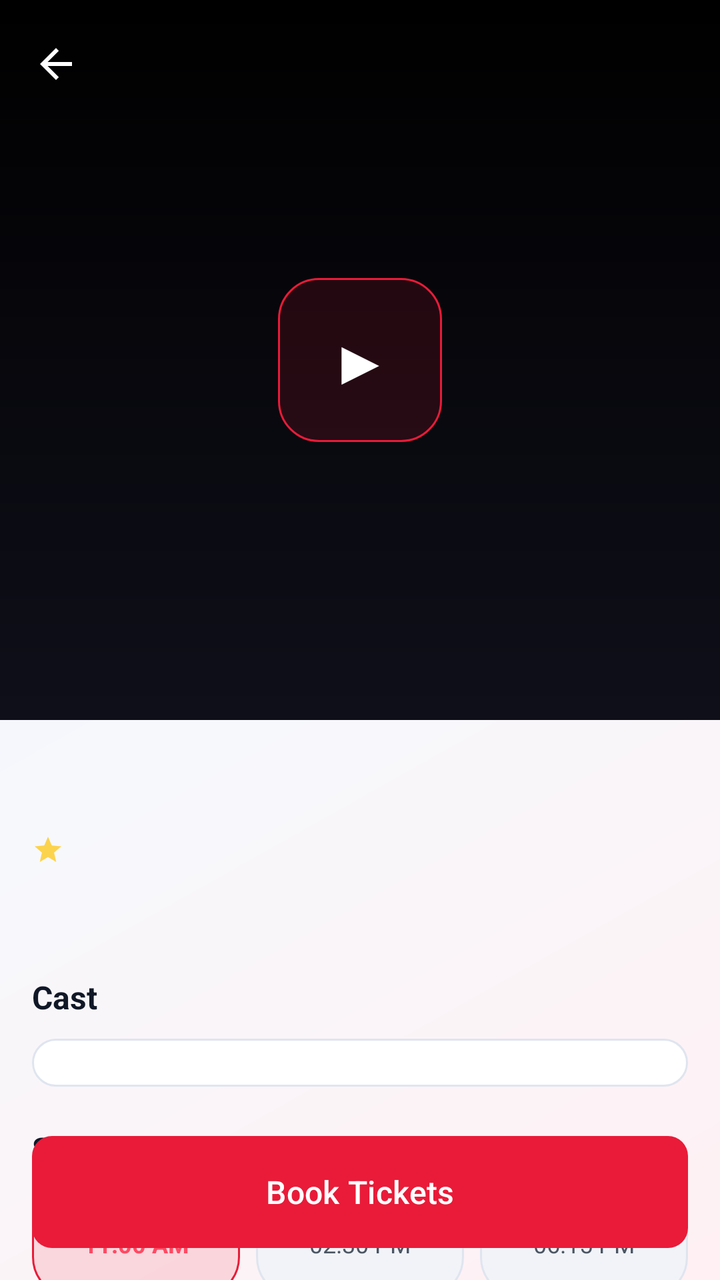
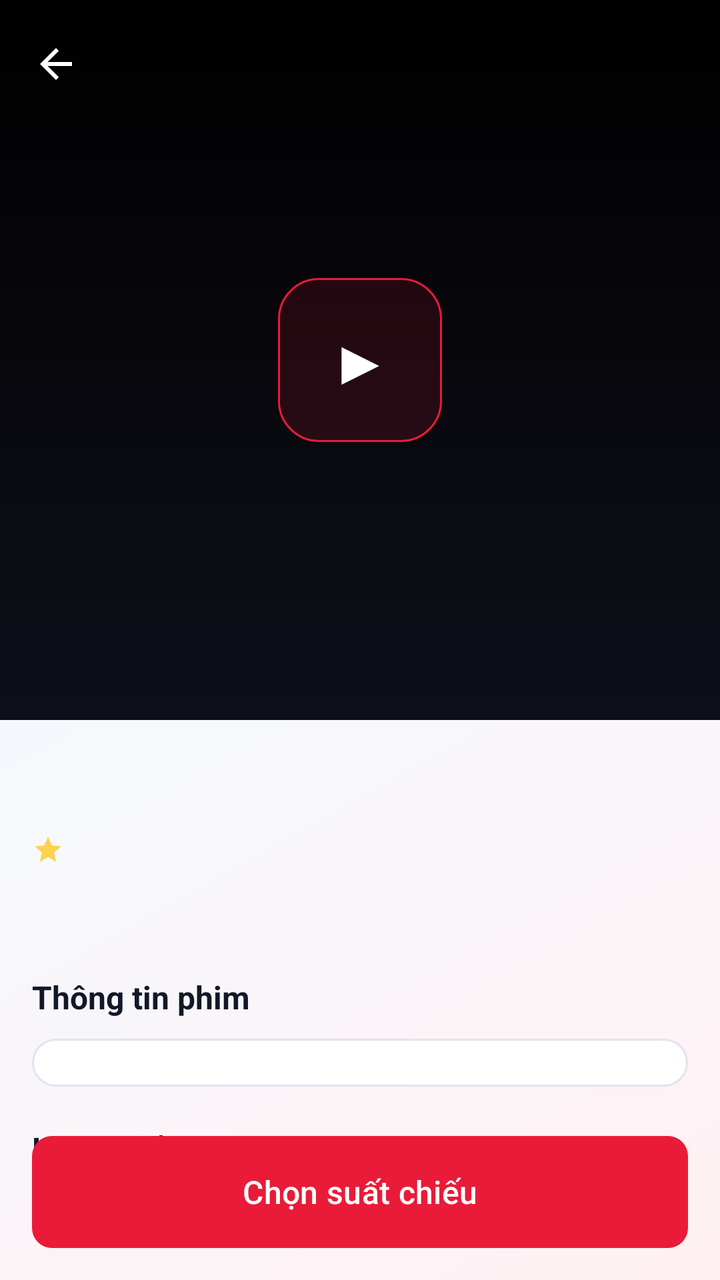

An Android layout rendered at two revisions. The XML below is the earlier revision; the diff shows what the commit changed to produce the second picture.
<!-- AndroidManifest.xml: activity theme Theme.BookingTicket -->
<!-- res/layout/activity_movie_detail.xml -->
<?xml version="1.0" encoding="utf-8"?>
<androidx.coordinatorlayout.widget.CoordinatorLayout
    xmlns:android="http://schemas.android.com/apk/res/android"
    xmlns:app="http://schemas.android.com/apk/res-auto"
    android:layout_width="match_parent"
    android:layout_height="match_parent"
    android:background="@drawable/bg_cinelux_screen">

    <com.google.android.material.appbar.AppBarLayout
        android:id="@+id/app_bar"
        android:layout_width="match_parent"
        android:layout_height="360dp"
        android:background="@color/black"
        android:theme="@style/ThemeOverlay.Material3.Dark.ActionBar">

        <com.google.android.material.appbar.CollapsingToolbarLayout
            android:id="@+id/collapsing_toolbar"
            android:layout_width="match_parent"
            android:layout_height="match_parent"
            app:collapsedTitleTextAppearance="@style/TextAppearance.Material3.TitleLarge"
            app:contentScrim="@color/background"
            app:expandedTitleTextAppearance="@style/TextAppearance.Material3.HeadlineMedium"
            app:layout_scrollFlags="scroll|exitUntilCollapsed">

            <ImageView
                android:id="@+id/movie_backdrop"
                android:layout_width="match_parent"
                android:layout_height="match_parent"
                android:scaleType="centerCrop"
                app:layout_collapseMode="parallax" />

            <View
                android:layout_width="match_parent"
                android:layout_height="match_parent"
                android:background="@drawable/gradient_backdrop" />

            <TextView
                android:id="@+id/btn_play_trailer"
                android:layout_width="82dp"
                android:layout_height="82dp"
                android:layout_gravity="center"
                android:background="@drawable/bg_primary_chip"
                android:gravity="center"
                android:text="▶"
                android:textColor="@color/white"
                android:textSize="32sp" />

            <androidx.appcompat.widget.Toolbar
                android:id="@+id/toolbar"
                android:layout_width="match_parent"
                android:layout_height="?attr/actionBarSize"
                app:layout_collapseMode="pin"
                app:navigationIcon="@drawable/ic_back" />

        </com.google.android.material.appbar.CollapsingToolbarLayout>

    </com.google.android.material.appbar.AppBarLayout>

    <androidx.core.widget.NestedScrollView
        android:layout_width="match_parent"
        android:layout_height="match_parent"
        app:layout_behavior="@string/appbar_scrolling_view_behavior">

        <LinearLayout
            android:layout_width="match_parent"
            android:layout_height="wrap_content"
            android:orientation="vertical"
            android:padding="16dp">

            <TextView
                android:id="@+id/movie_title"
                android:layout_width="match_parent"
                android:layout_height="wrap_content"
                android:textColor="@color/text_primary"
                android:textSize="24sp"
                android:textStyle="bold" />

            <LinearLayout
                android:layout_width="match_parent"
                android:layout_height="wrap_content"
                android:layout_marginTop="8dp"
                android:gravity="center_vertical"
                android:orientation="horizontal">

                <ImageView
                    android:layout_width="16dp"
                    android:layout_height="16dp"
                    android:src="@drawable/ic_star" />

                <TextView
                    android:id="@+id/movie_rating"
                    android:layout_width="wrap_content"
                    android:layout_height="wrap_content"
                    android:layout_marginStart="4dp"
                    android:textColor="@color/rating_star"
                    android:textSize="13sp"
                    android:textStyle="bold" />

                <TextView
                    android:id="@+id/movie_duration"
                    android:layout_width="wrap_content"
                    android:layout_height="wrap_content"
                    android:layout_marginStart="12dp"
                    android:textColor="@color/text_secondary"
                    android:textSize="13sp" />

                <TextView
                    android:id="@+id/movie_genre"
                    android:layout_width="0dp"
                    android:layout_height="wrap_content"
                    android:layout_marginStart="12dp"
                    android:layout_weight="1"
                    android:ellipsize="end"
                    android:maxLines="1"
                    android:textColor="@color/text_secondary"
                    android:textSize="13sp" />

            </LinearLayout>

            <TextView
                android:id="@+id/age_badge"
                android:layout_width="wrap_content"
                android:layout_height="wrap_content"
                android:layout_marginTop="12dp"
                android:background="@drawable/bg_age_badge"
                android:paddingHorizontal="12dp"
                android:paddingVertical="5dp"
                android:textColor="@color/white"
                android:textSize="12sp"
                android:textStyle="bold"
                android:visibility="gone" />

            <TextView
                android:id="@+id/movie_description"
                android:layout_width="match_parent"
                android:layout_height="wrap_content"
                android:layout_marginTop="16dp"
                android:lineSpacingExtra="5dp"
                android:textColor="@color/text_secondary"
                android:textSize="13sp" />

            <TextView
                android:layout_width="match_parent"
                android:layout_height="wrap_content"
                android:layout_marginTop="20dp"
                android:text="Cast"
                android:textColor="@color/text_primary"
                android:textSize="16sp"
                android:textStyle="bold" />

            <LinearLayout
                android:id="@+id/details_container"
                android:layout_width="match_parent"
                android:layout_height="wrap_content"
                android:layout_marginTop="10dp"
                android:background="@drawable/bg_panel"
                android:orientation="vertical"
                android:padding="12dp" />

            <TextView
                android:layout_width="match_parent"
                android:layout_height="wrap_content"
                android:layout_marginTop="20dp"
                android:text="Showtimes"
                android:textColor="@color/text_primary"
                android:textSize="16sp"
                android:textStyle="bold" />

            <LinearLayout
                android:layout_width="match_parent"
                android:layout_height="54dp"
                android:layout_marginTop="10dp"
                android:orientation="horizontal">

                <TextView
                    android:layout_width="0dp"
                    android:layout_height="match_parent"
                    android:layout_weight="1"
                    android:background="@drawable/bg_primary_chip"
                    android:gravity="center"
                    android:text="11:00 AM"
                    android:textColor="@color/primary_light"
                    android:textSize="12sp"
                    android:textStyle="bold" />

                <TextView
                    android:layout_width="0dp"
                    android:layout_height="match_parent"
                    android:layout_marginStart="8dp"
                    android:layout_weight="1"
                    android:background="@drawable/bg_chip"
                    android:gravity="center"
                    android:text="02:30 PM"
                    android:textColor="@color/text_secondary"
                    android:textSize="12sp" />

                <TextView
                    android:layout_width="0dp"
                    android:layout_height="match_parent"
                    android:layout_marginStart="8dp"
                    android:layout_weight="1"
                    android:background="@drawable/bg_chip"
                    android:gravity="center"
                    android:text="06:15 PM"
                    android:textColor="@color/text_secondary"
                    android:textSize="12sp" />

            </LinearLayout>

            <TextView
                android:layout_width="match_parent"
                android:layout_height="wrap_content"
                android:layout_marginTop="20dp"
                android:text="Seat Preview"
                android:textColor="@color/text_primary"
                android:textSize="16sp"
                android:textStyle="bold" />

            <GridLayout
                android:layout_width="match_parent"
                android:layout_height="wrap_content"
                android:layout_marginTop="12dp"
                android:background="@drawable/bg_panel"
                android:columnCount="8"
                android:padding="12dp"
                android:useDefaultMargins="true">

                <View android:layout_width="28dp" android:layout_height="28dp" android:background="@drawable/bg_seat_available" />
                <View android:layout_width="28dp" android:layout_height="28dp" android:background="@drawable/bg_seat_available" />
                <View android:layout_width="28dp" android:layout_height="28dp" android:background="@drawable/bg_seat_booked" />
                <View android:layout_width="28dp" android:layout_height="28dp" android:background="@drawable/bg_seat_selected" />
                <View android:layout_width="28dp" android:layout_height="28dp" android:background="@drawable/bg_seat_selected" />
                <View android:layout_width="28dp" android:layout_height="28dp" android:background="@drawable/bg_seat_booked" />
                <View android:layout_width="28dp" android:layout_height="28dp" android:background="@drawable/bg_seat_available" />
                <View android:layout_width="28dp" android:layout_height="28dp" android:background="@drawable/bg_seat_available" />
                <View android:layout_width="28dp" android:layout_height="28dp" android:background="@drawable/bg_seat_available" />
                <View android:layout_width="28dp" android:layout_height="28dp" android:background="@drawable/bg_seat_booked" />
                <View android:layout_width="28dp" android:layout_height="28dp" android:background="@drawable/bg_seat_available" />
                <View android:layout_width="28dp" android:layout_height="28dp" android:background="@drawable/bg_seat_available" />
                <View android:layout_width="28dp" android:layout_height="28dp" android:background="@drawable/bg_seat_available" />
                <View android:layout_width="28dp" android:layout_height="28dp" android:background="@drawable/bg_seat_booked" />
                <View android:layout_width="28dp" android:layout_height="28dp" android:background="@drawable/bg_seat_available" />
                <View android:layout_width="28dp" android:layout_height="28dp" android:background="@drawable/bg_seat_available" />

            </GridLayout>

            <ImageView
                android:id="@+id/movie_poster"
                android:layout_width="1dp"
                android:layout_height="1dp"
                android:visibility="invisible" />

            <View
                android:layout_width="match_parent"
                android:layout_height="88dp" />

        </LinearLayout>

    </androidx.core.widget.NestedScrollView>

    <com.google.android.material.button.MaterialButton
        android:id="@+id/btn_buy_ticket"
        style="@style/PrimaryButton"
        android:layout_width="match_parent"
        android:layout_height="56dp"
        android:layout_gravity="bottom"
        android:layout_margin="16dp"
        android:background="@drawable/bg_cinelux_button"
        android:text="Book Tickets"
        android:textSize="16sp" />

    <ProgressBar
        android:id="@+id/loading_progress"
        android:layout_width="48dp"
        android:layout_height="48dp"
        android:layout_gravity="center"
        android:visibility="gone" />

</androidx.coordinatorlayout.widget.CoordinatorLayout>
<!-- resources referenced by this layout -->
<resources>
  <color name="background">#F7F8FC</color>
  <color name="black">#FF000000</color>
  <color name="primary_light">#FF4A63</color>
  <color name="rating_star">#FCD34D</color>
  <color name="text_primary">#111827</color>
  <color name="text_secondary">#4B5563</color>
  <color name="white">#FFFFFFFF</color>
  <!-- drawable bg_age_badge (drawable) -->
  <?xml version="1.0" encoding="utf-8"?>
  <shape xmlns:android="http://schemas.android.com/apk/res/android"
      android:shape="rectangle">
      <solid android:color="@color/error" />
      <corners android:radius="4dp" />
  </shape>
  <!-- drawable bg_chip (drawable) -->
  <?xml version="1.0" encoding="utf-8"?>
  <shape xmlns:android="http://schemas.android.com/apk/res/android">
      <solid android:color="@color/chip_fill" />
      <corners android:radius="20dp" />
      <stroke
          android:width="1dp"
          android:color="@color/chip_stroke" />
  </shape>
  <!-- drawable bg_cinelux_button (drawable) -->
  <?xml version="1.0" encoding="utf-8"?>
  <shape xmlns:android="http://schemas.android.com/apk/res/android">
      <gradient
          android:angle="0"
          android:startColor="#C91025"
          android:endColor="#F02442" />
      <corners android:radius="10dp" />
  </shape>
  <!-- drawable bg_panel (drawable) -->
  <?xml version="1.0" encoding="utf-8"?>
  <shape xmlns:android="http://schemas.android.com/apk/res/android">
      <solid android:color="@color/panel_fill" />
      <corners android:radius="14dp" />
      <stroke
          android:width="1dp"
          android:color="@color/panel_stroke" />
  </shape>
  <!-- drawable bg_primary_chip (drawable) -->
  <?xml version="1.0" encoding="utf-8"?>
  <shape xmlns:android="http://schemas.android.com/apk/res/android">
      <solid android:color="@color/primary_chip_fill" />
      <corners android:radius="20dp" />
      <stroke
          android:width="1dp"
          android:color="@color/primary" />
  </shape>
  <!-- drawable bg_seat_available (drawable) -->
  <?xml version="1.0" encoding="utf-8"?>
  <shape xmlns:android="http://schemas.android.com/apk/res/android">
      <solid android:color="@color/seat_normal" />
      <corners android:radius="4dp" />
  </shape>
  <!-- drawable bg_seat_booked (drawable) -->
  <?xml version="1.0" encoding="utf-8"?>
  <shape xmlns:android="http://schemas.android.com/apk/res/android">
      <solid android:color="@color/seat_booked" />
      <corners android:radius="4dp" />
  </shape>
  <!-- drawable bg_seat_selected (drawable) -->
  <?xml version="1.0" encoding="utf-8"?>
  <shape xmlns:android="http://schemas.android.com/apk/res/android">
      <solid android:color="@color/seat_selected" />
      <corners android:radius="4dp" />
  </shape>
  <!-- drawable gradient_backdrop (drawable) -->
  <?xml version="1.0" encoding="utf-8"?>
  <shape xmlns:android="http://schemas.android.com/apk/res/android"
      android:shape="rectangle">
      <gradient
          android:angle="270"
          android:startColor="#000F0F1A"
          android:centerColor="#800F0F1A"
          android:endColor="#FF0F0F1A" />
  </shape>
  <style name="PrimaryButton" parent="Widget.Material3.Button">
          <item name="android:backgroundTint">@color/primary</item>
          <item name="android:textColor">@color/white</item>
          <item name="cornerRadius">10dp</item>
      </style>
  <style name="Theme.BookingTicket" parent="Base.Theme.BookingTicket" />
  <color name="error">#EF4444</color>
  <color name="chip_fill">#F1F3F8</color>
  <color name="chip_stroke">#DFE5EF</color>
  <color name="screen_gradient_start">#FFF0F3</color>
  <color name="screen_gradient_center">#F7F8FC</color>
  <color name="screen_gradient_end">#EEF2FF</color>
  <color name="panel_fill">#FFFFFFFF</color>
  <color name="panel_stroke">#DFE5EF</color>
  <color name="primary_chip_fill">#22E91B38</color>
  <color name="primary">#E91B38</color>
  <color name="seat_normal">#6357D9</color>
  <color name="seat_booked">#CDD3DD</color>
  <color name="seat_selected">#E91B38</color>
  <color name="primary_dark">#A80F24</color>
  <color name="surface">#FFFFFFFF</color>
  <!-- unchanged entries left out for length: 4 -->
</resources>

<!-- the commit's change to res/layout/activity_movie_detail.xml (unified diff, before → after) -->
@@ -143,7 +143,7 @@
                 android:layout_width="match_parent"
                 android:layout_height="wrap_content"
                 android:layout_marginTop="20dp"
-                android:text="Cast"
+                android:text="Thông tin phim"
                 android:textColor="@color/text_primary"
                 android:textSize="16sp"
                 android:textStyle="bold" />
@@ -161,88 +161,45 @@
                 android:layout_width="match_parent"
                 android:layout_height="wrap_content"
                 android:layout_marginTop="20dp"
-                android:text="Showtimes"
+                android:text="Lịch chiếu"
                 android:textColor="@color/text_primary"
                 android:textSize="16sp"
                 android:textStyle="bold" />
 
+            <HorizontalScrollView
+                android:layout_width="match_parent"
+                android:layout_height="wrap_content"
+                android:layout_marginTop="10dp"
+                android:clipToPadding="false"
+                android:overScrollMode="never"
+                android:scrollbars="none">
+
+                <LinearLayout
+                    android:id="@+id/showtime_date_container"
+                    android:layout_width="wrap_content"
+                    android:layout_height="wrap_content"
+                    android:orientation="horizontal" />
+
+            </HorizontalScrollView>
+
+            <TextView
+                android:id="@+id/showtime_state_text"
+                android:layout_width="match_parent"
+                android:layout_height="wrap_content"
+                android:layout_marginTop="10dp"
+                android:background="@drawable/bg_panel"
+                android:gravity="center"
+                android:padding="14dp"
+                android:textColor="@color/text_secondary"
+                android:textSize="13sp"
+                android:visibility="gone" />
+
             <LinearLayout
-                android:layout_width="match_parent"
-                android:layout_height="54dp"
-                android:layout_marginTop="10dp"
-                android:orientation="horizontal">
-
-                <TextView
-                    android:layout_width="0dp"
-                    android:layout_height="match_parent"
-                    android:layout_weight="1"
-                    android:background="@drawable/bg_primary_chip"
-                    android:gravity="center"
-                    android:text="11:00 AM"
-                    android:textColor="@color/primary_light"
-                    android:textSize="12sp"
-                    android:textStyle="bold" />
-
-                <TextView
-                    android:layout_width="0dp"
-                    android:layout_height="match_parent"
-                    android:layout_marginStart="8dp"
-                    android:layout_weight="1"
-                    android:background="@drawable/bg_chip"
-                    android:gravity="center"
-                    android:text="02:30 PM"
-                    android:textColor="@color/text_secondary"
-                    android:textSize="12sp" />
-
-                <TextView
-                    android:layout_width="0dp"
-                    android:layout_height="match_parent"
-                    android:layout_marginStart="8dp"
-                    android:layout_weight="1"
-                    android:background="@drawable/bg_chip"
-                    android:gravity="center"
-                    android:text="06:15 PM"
-                    android:textColor="@color/text_secondary"
-                    android:textSize="12sp" />
-
-            </LinearLayout>
-
-            <TextView
-                android:layout_width="match_parent"
-                android:layout_height="wrap_content"
-                android:layout_marginTop="20dp"
-                android:text="Seat Preview"
-                android:textColor="@color/text_primary"
-                android:textSize="16sp"
-                android:textStyle="bold" />
-
-            <GridLayout
-                android:layout_width="match_parent"
-                android:layout_height="wrap_content"
-                android:layout_marginTop="12dp"
-                android:background="@drawable/bg_panel"
-                android:columnCount="8"
-                android:padding="12dp"
-                android:useDefaultMargins="true">
-
-                <View android:layout_width="28dp" android:layout_height="28dp" android:background="@drawable/bg_seat_available" />
-                <View android:layout_width="28dp" android:layout_height="28dp" android:background="@drawable/bg_seat_available" />
-                <View android:layout_width="28dp" android:layout_height="28dp" android:background="@drawable/bg_seat_booked" />
-                <View android:layout_width="28dp" android:layout_height="28dp" android:background="@drawable/bg_seat_selected" />
-                <View android:layout_width="28dp" android:layout_height="28dp" android:background="@drawable/bg_seat_selected" />
-                <View android:layout_width="28dp" android:layout_height="28dp" android:background="@drawable/bg_seat_booked" />
-                <View android:layout_width="28dp" android:layout_height="28dp" android:background="@drawable/bg_seat_available" />
-                <View android:layout_width="28dp" android:layout_height="28dp" android:background="@drawable/bg_seat_available" />
-                <View android:layout_width="28dp" android:layout_height="28dp" android:background="@drawable/bg_seat_available" />
-                <View android:layout_width="28dp" android:layout_height="28dp" android:background="@drawable/bg_seat_booked" />
-                <View android:layout_width="28dp" android:layout_height="28dp" android:background="@drawable/bg_seat_available" />
-                <View android:layout_width="28dp" android:layout_height="28dp" android:background="@drawable/bg_seat_available" />
-                <View android:layout_width="28dp" android:layout_height="28dp" android:background="@drawable/bg_seat_available" />
-                <View android:layout_width="28dp" android:layout_height="28dp" android:background="@drawable/bg_seat_booked" />
-                <View android:layout_width="28dp" android:layout_height="28dp" android:background="@drawable/bg_seat_available" />
-                <View android:layout_width="28dp" android:layout_height="28dp" android:background="@drawable/bg_seat_available" />
-
-            </GridLayout>
+                android:id="@+id/cinema_showtime_container"
+                android:layout_width="match_parent"
+                android:layout_height="wrap_content"
+                android:layout_marginTop="10dp"
+                android:orientation="vertical" />
 
             <ImageView
                 android:id="@+id/movie_poster"
@@ -266,7 +223,7 @@
         android:layout_gravity="bottom"
         android:layout_margin="16dp"
         android:background="@drawable/bg_cinelux_button"
-        android:text="Book Tickets"
+        android:text="Chọn suất chiếu"
         android:textSize="16sp" />
 
     <ProgressBar
@@ -276,4 +233,13 @@
         android:layout_gravity="center"
         android:visibility="gone" />
 
+    <FrameLayout
+        android:id="@+id/seat_fragment_container"
+        android:layout_width="match_parent"
+        android:layout_height="match_parent"
+        android:clickable="true"
+        android:elevation="24dp"
+        android:focusable="true"
+        android:visibility="gone" />
+
 </androidx.coordinatorlayout.widget.CoordinatorLayout>
<!-- resource entries referenced after the edit -->
@@ -13,15 +13,6 @@
       android:shape="rectangle">
       <solid android:color="@color/error" />
       <corners android:radius="4dp" />
-  </shape>
-  <!-- drawable bg_chip (drawable) -->
-  <?xml version="1.0" encoding="utf-8"?>
-  <shape xmlns:android="http://schemas.android.com/apk/res/android">
-      <solid android:color="@color/chip_fill" />
-      <corners android:radius="20dp" />
-      <stroke
-          android:width="1dp"
-          android:color="@color/chip_stroke" />
   </shape>
   <!-- drawable bg_cinelux_button (drawable) -->
   <?xml version="1.0" encoding="utf-8"?>
@@ -50,24 +41,6 @@
           android:width="1dp"
           android:color="@color/primary" />
   </shape>
-  <!-- drawable bg_seat_available (drawable) -->
-  <?xml version="1.0" encoding="utf-8"?>
-  <shape xmlns:android="http://schemas.android.com/apk/res/android">
-      <solid android:color="@color/seat_normal" />
-      <corners android:radius="4dp" />
-  </shape>
-  <!-- drawable bg_seat_booked (drawable) -->
-  <?xml version="1.0" encoding="utf-8"?>
-  <shape xmlns:android="http://schemas.android.com/apk/res/android">
-      <solid android:color="@color/seat_booked" />
-      <corners android:radius="4dp" />
-  </shape>
-  <!-- drawable bg_seat_selected (drawable) -->
-  <?xml version="1.0" encoding="utf-8"?>
-  <shape xmlns:android="http://schemas.android.com/apk/res/android">
-      <solid android:color="@color/seat_selected" />
-      <corners android:radius="4dp" />
-  </shape>
   <!-- drawable gradient_backdrop (drawable) -->
   <?xml version="1.0" encoding="utf-8"?>
   <shape xmlns:android="http://schemas.android.com/apk/res/android"
@@ -85,8 +58,6 @@
       </style>
   <style name="Theme.BookingTicket" parent="Base.Theme.BookingTicket" />
   <color name="error">#EF4444</color>
-  <color name="chip_fill">#F1F3F8</color>
-  <color name="chip_stroke">#DFE5EF</color>
   <color name="screen_gradient_start">#FFF0F3</color>
   <color name="screen_gradient_center">#F7F8FC</color>
   <color name="screen_gradient_end">#EEF2FF</color>
@@ -94,9 +65,6 @@
   <color name="panel_stroke">#DFE5EF</color>
   <color name="primary_chip_fill">#22E91B38</color>
   <color name="primary">#E91B38</color>
-  <color name="seat_normal">#6357D9</color>
-  <color name="seat_booked">#CDD3DD</color>
-  <color name="seat_selected">#E91B38</color>
   <color name="primary_dark">#A80F24</color>
   <color name="surface">#FFFFFFFF</color>
   <!-- unchanged entries left out for length: 4 -->
